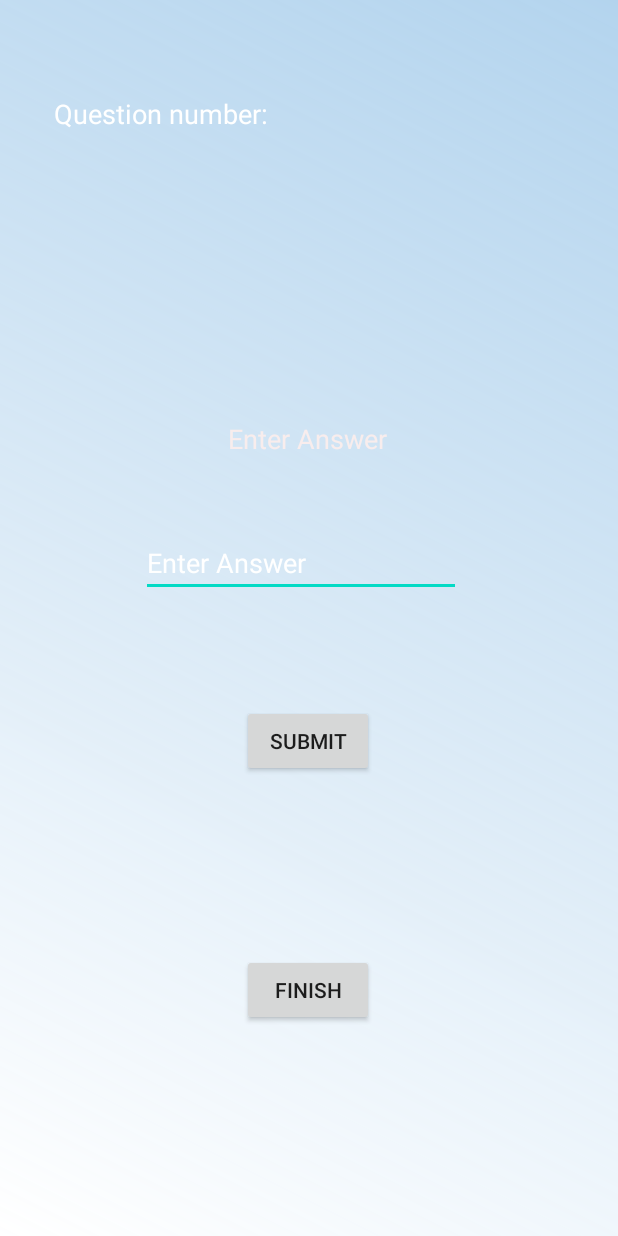
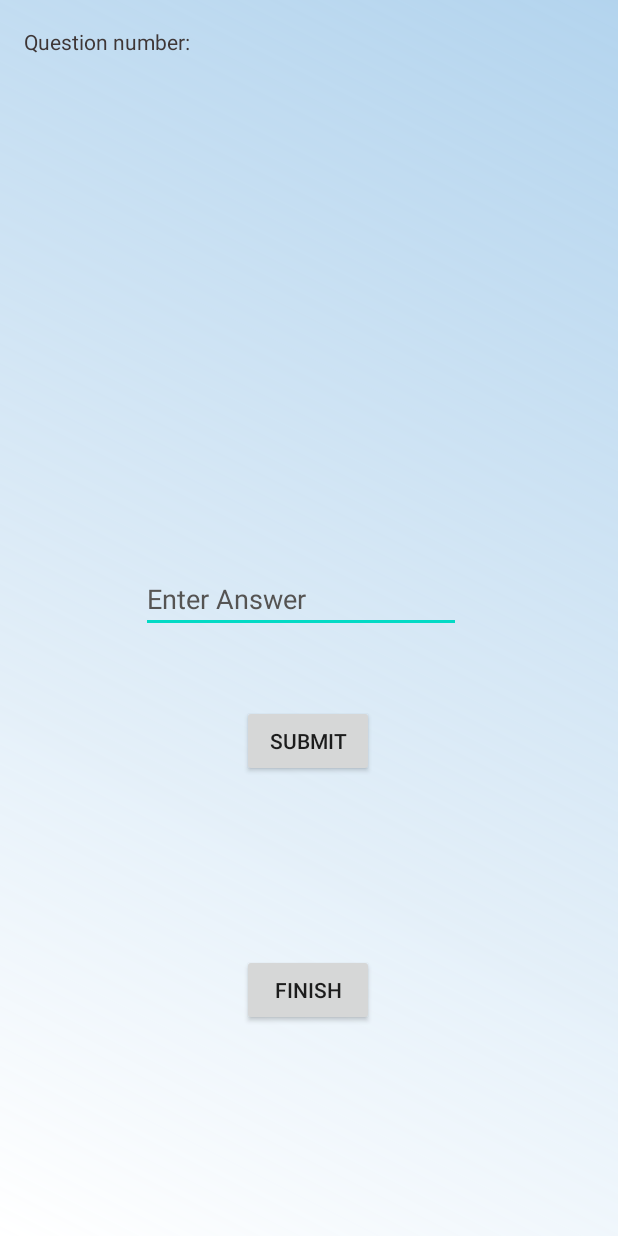
Before and after one commit to 57spvqas/Mobile-App-Group4, an Android app: the layout activity_medium_quiz.xml on its own in the app's theme, with its tools: preview values and no code run, on a phone screen of 412 x 824 dp. Run offline under Robolectric (Android 15) with nearby library versions, the phone set to English and light mode, and no system bars; Roboto replaces fonts that are not available here.

Commit message:
Update activity_medium_quiz.xml

```diff
--- a/MentalBrainApplication1.9/app/src/main/res/layout/activity_medium_quiz.xml
+++ b/MentalBrainApplication1.9/app/src/main/res/layout/activity_medium_quiz.xml
@@ -8,43 +8,37 @@
     tools:context=".MentalMaths">
 
     <TextView
-        android:id="@+id/questionNumber3"
-        android:layout_width="111dp"
-        android:layout_height="34dp"
+        android:id="@+id/questionNumber4"
+        android:layout_width="42dp"
+        android:layout_height="21dp"
         android:layout_marginStart="169dp"
         android:layout_marginLeft="169dp"
-        android:layout_marginTop="63dp"
-        android:layout_marginEnd="32dp"
-        android:layout_marginRight="32dp"
         android:layout_marginBottom="39dp"
-        android:textColor="#FFFFFF"
-        android:textSize="18sp"
-        app:layout_constraintBottom_toTopOf="@+id/score"
+        android:textColor="#3E3636"
+        android:textSize="14sp"
+        app:layout_constraintBottom_toBottomOf="parent"
         app:layout_constraintEnd_toEndOf="parent"
-        app:layout_constraintHorizontal_bias="0.626"
+        app:layout_constraintHorizontal_bias="0.983"
         app:layout_constraintStart_toStartOf="parent"
         app:layout_constraintTop_toTopOf="parent"
-        app:layout_constraintVertical_bias="0.0" />
+        app:layout_constraintVertical_bias="0.024" />
 
     <TextView
-        android:id="@+id/textView27"
-        android:layout_width="180dp"
-        android:layout_height="34dp"
-        android:layout_marginStart="36dp"
-        android:layout_marginLeft="36dp"
-        android:layout_marginTop="63dp"
+        android:id="@+id/textView28"
+        android:layout_width="185dp"
+        android:layout_height="32dp"
         android:layout_marginEnd="28dp"
         android:layout_marginRight="28dp"
         android:layout_marginBottom="39dp"
         android:text="@string/TextView_question_number"
-        android:textColor="#FFFFFF"
-        android:textSize="18sp"
-        app:layout_constraintBottom_toTopOf="@+id/score"
-        app:layout_constraintEnd_toStartOf="@+id/questionNumber"
-        app:layout_constraintHorizontal_bias="0.441"
+        android:textColor="#3E3636"
+        android:textSize="14sp"
+        app:layout_constraintBottom_toBottomOf="parent"
+        app:layout_constraintEnd_toEndOf="parent"
+        app:layout_constraintHorizontal_bias="0.08"
         app:layout_constraintStart_toStartOf="parent"
         app:layout_constraintTop_toTopOf="parent"
-        app:layout_constraintVertical_bias="0.0" />
+        app:layout_constraintVertical_bias="0.024" />
 
     <Button
         android:id="@+id/button14"
@@ -62,12 +56,12 @@
         android:id="@+id/answer"
         android:layout_width="wrap_content"
         android:layout_height="0dp"
-        android:layout_marginBottom="72dp"
+        android:layout_marginBottom="48dp"
         android:ems="10"
         android:hint="Enter Answer"
         android:inputType="number"
-        android:textColor="#FFFFFF"
-        android:textColorHint="#FFFFFF"
+        android:textColor="#3E3636"
+        android:textColorHint="#555453"
         app:layout_constraintBottom_toTopOf="@+id/button14"
         app:layout_constraintEnd_toEndOf="parent"
         app:layout_constraintHorizontal_bias="0.474"
@@ -79,13 +73,12 @@
         android:layout_height="0dp"
         android:layout_marginBottom="48dp"
         android:gravity="center"
-        android:textColor="#F8EDED"
-        android:textSize="18sp"
+        android:textColor="#DC6408"
+        android:textSize="21sp"
         app:layout_constraintBottom_toTopOf="@+id/answer"
         app:layout_constraintEnd_toEndOf="parent"
         app:layout_constraintHorizontal_bias="0.495"
-        app:layout_constraintStart_toStartOf="parent"
-        tools:text="Enter Answer" />
+        app:layout_constraintStart_toStartOf="parent" />
 
     <TextView
         android:id="@+id/note"
@@ -93,7 +86,7 @@
         android:layout_height="0dp"
         android:layout_marginBottom="52dp"
         android:gravity="center"
-        android:textColor="#FFFFFF"
+        android:textColor="#3E3636"
         android:textSize="16sp"
         app:layout_constraintBottom_toTopOf="@+id/finish"
         app:layout_constraintEnd_toEndOf="parent"
@@ -104,9 +97,9 @@
         android:id="@+id/score"
         android:layout_width="162dp"
         android:layout_height="0dp"
-        android:layout_marginBottom="24dp"
+        android:layout_marginBottom="60dp"
         android:gravity="center"
-        android:textColor="#DCAE08"
+        android:textColor="#DC6408"
         android:textSize="18sp"
         app:layout_constraintBottom_toTopOf="@+id/question"
         app:layout_constraintEnd_toEndOf="parent"
```
